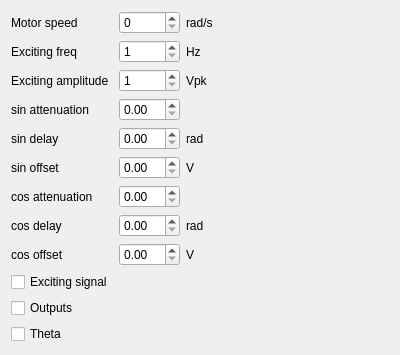
Before: the Qt Designer form simulationTemplates/simulationView8.ui in koalakoker/gSim, drawn with Qt 5.
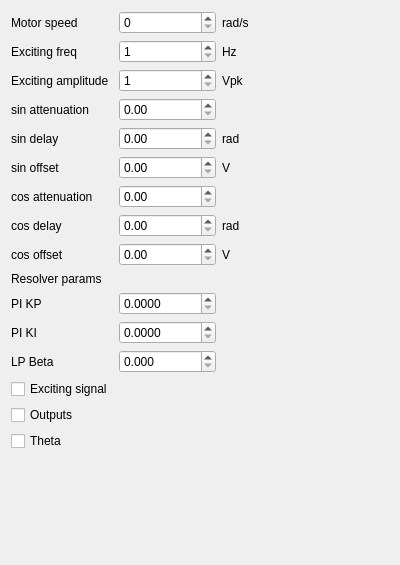
After: the same form once the commit is applied.

Commit message: First implementation of PLL to track angle decoding resolver outputs

```diff
--- a/simulationTemplates/simulationView8.ui
+++ b/simulationTemplates/simulationView8.ui
@@ -7,7 +7,7 @@
     <x>0</x>
     <y>0</y>
     <width>400</width>
-    <height>300</height>
+    <height>565</height>
    </rect>
   </property>
   <property name="windowTitle">
@@ -159,14 +159,14 @@
      <item row="7" column="1">
       <widget class="QDoubleSpinBox" name="cosAttenuation"/>
      </item>
-     <item row="11" column="0">
+     <item row="15" column="0">
       <widget class="QCheckBox" name="outputPlot">
        <property name="text">
         <string>Outputs</string>
        </property>
       </widget>
      </item>
-     <item row="10" column="0">
+     <item row="14" column="0">
       <widget class="QCheckBox" name="excitingPlot">
        <property name="text">
         <string>Exciting signal</string>
@@ -187,13 +187,68 @@
        </property>
       </widget>
      </item>
-     <item row="12" column="0">
+     <item row="16" column="0">
       <widget class="QCheckBox" name="thetaPlot">
        <property name="text">
         <string>Theta</string>
        </property>
       </widget>
      </item>
+     <item row="10" column="0">
+      <widget class="QLabel" name="label_17">
+       <property name="text">
+        <string>Resolver params</string>
+       </property>
+      </widget>
+     </item>
+     <item row="11" column="0">
+      <widget class="QLabel" name="label_18">
+       <property name="text">
+        <string>PI KP</string>
+       </property>
+      </widget>
+     </item>
+     <item row="12" column="0">
+      <widget class="QLabel" name="label_19">
+       <property name="text">
+        <string>PI KI</string>
+       </property>
+      </widget>
+     </item>
+     <item row="13" column="0">
+      <widget class="QLabel" name="label_20">
+       <property name="text">
+        <string>LP Beta</string>
+       </property>
+      </widget>
+     </item>
+     <item row="11" column="1">
+      <widget class="QDoubleSpinBox" name="PI_KP">
+       <property name="decimals">
+        <number>4</number>
+       </property>
+       <property name="maximum">
+        <double>999999.989999999990687</double>
+       </property>
+      </widget>
+     </item>
+     <item row="12" column="1">
+      <widget class="QDoubleSpinBox" name="PI_KI">
+       <property name="decimals">
+        <number>4</number>
+       </property>
+       <property name="maximum">
+        <double>999999.989999999990687</double>
+       </property>
+      </widget>
+     </item>
+     <item row="13" column="1">
+      <widget class="QDoubleSpinBox" name="LP_Beta">
+       <property name="decimals">
+        <number>3</number>
+       </property>
+      </widget>
+     </item>
     </layout>
    </item>
   </layout>
```
Left out of the diff: 32 changed lines with no effect on the pictures. The commit also changes 3 other files.
